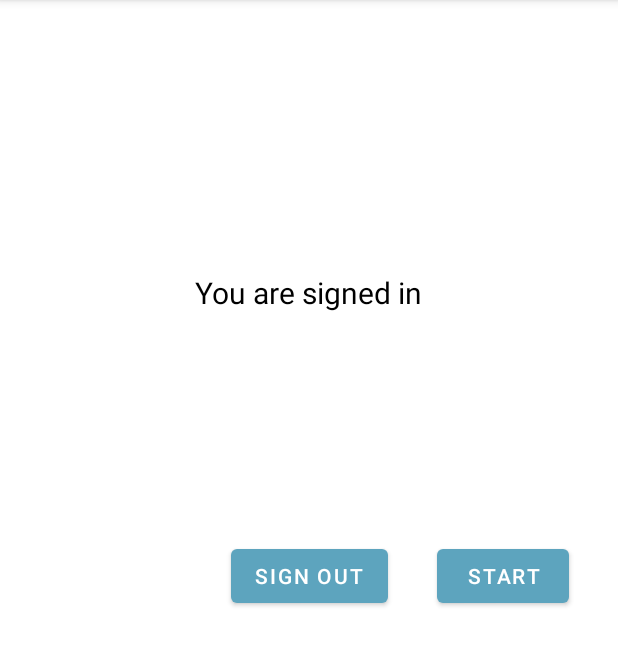
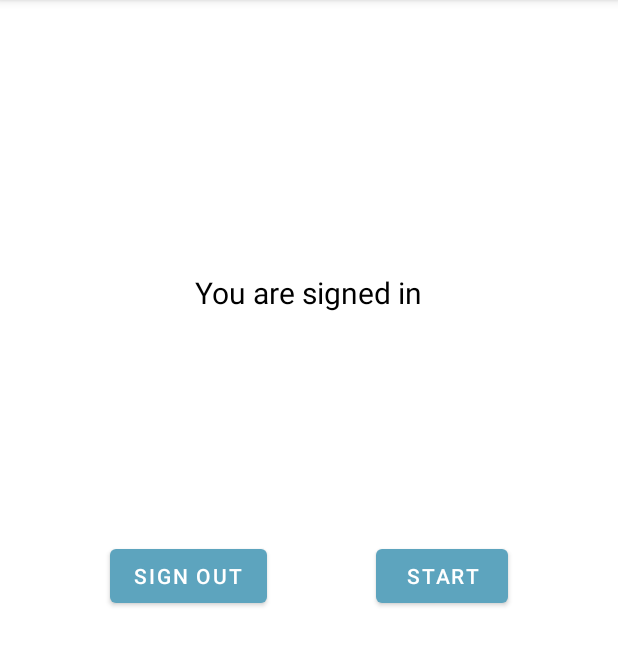
Before and after one commit to HayeonLee88/Guru2, an Android app: the screen it shows after launch once a user with an empty profile is signed in (HomeActivity), on a phone screen of 412 x 824 dp, the part 84-750 px from its top. Run offline under Robolectric (Android 15) with nearby library versions, the phone set to English and light mode, and no system bars; our stand-ins replace Firebase (no records; nobody signed in at launch, a user with empty details on screens opened directly).

Commit message:
버튼 위치 수정

```diff
--- a/app/src/main/res/layout/activity_home.xml
+++ b/app/src/main/res/layout/activity_home.xml
@@ -25,6 +25,8 @@
         android:text="@string/sign_out"
         app:layout_constraintBottom_toBottomOf="parent"
         app:layout_constraintEnd_toEndOf="parent"
+        app:layout_constraintEnd_toStartOf="@+id/btnStart"
+        app:layout_constraintHorizontal_bias="0.5"
         app:layout_constraintStart_toStartOf="parent"
         app:layout_constraintTop_toTopOf="parent" />
 
```
